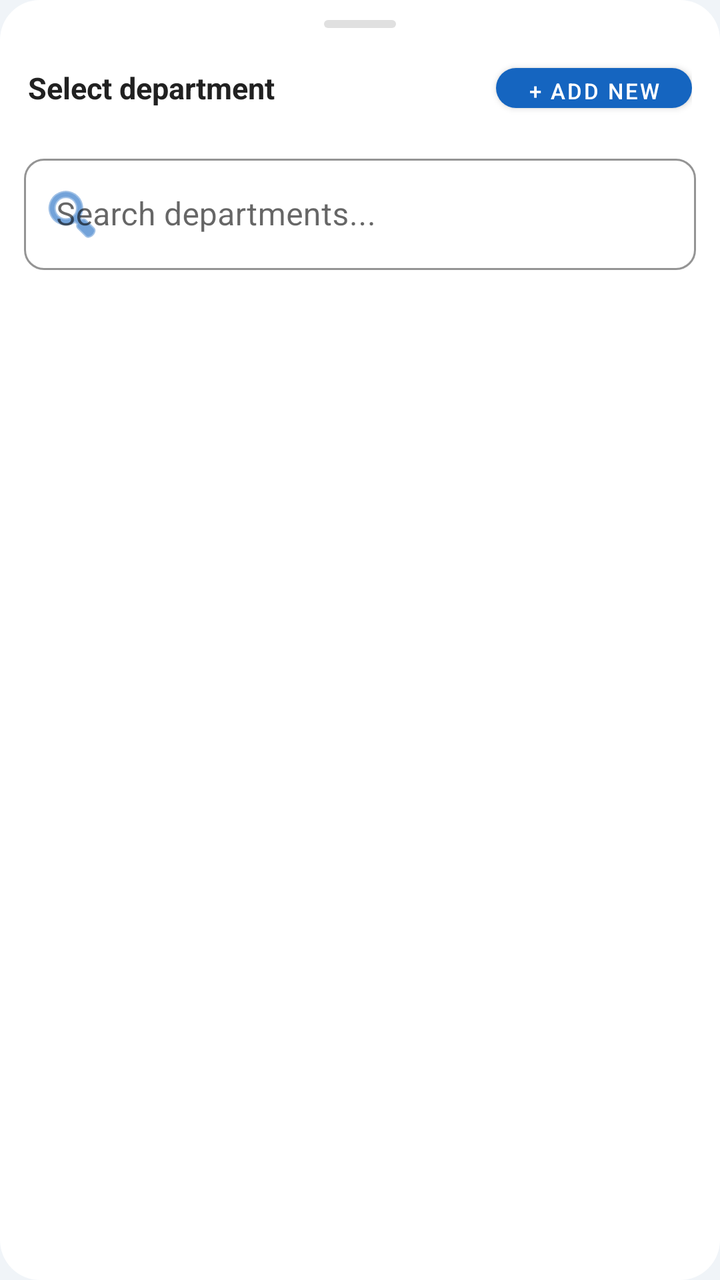
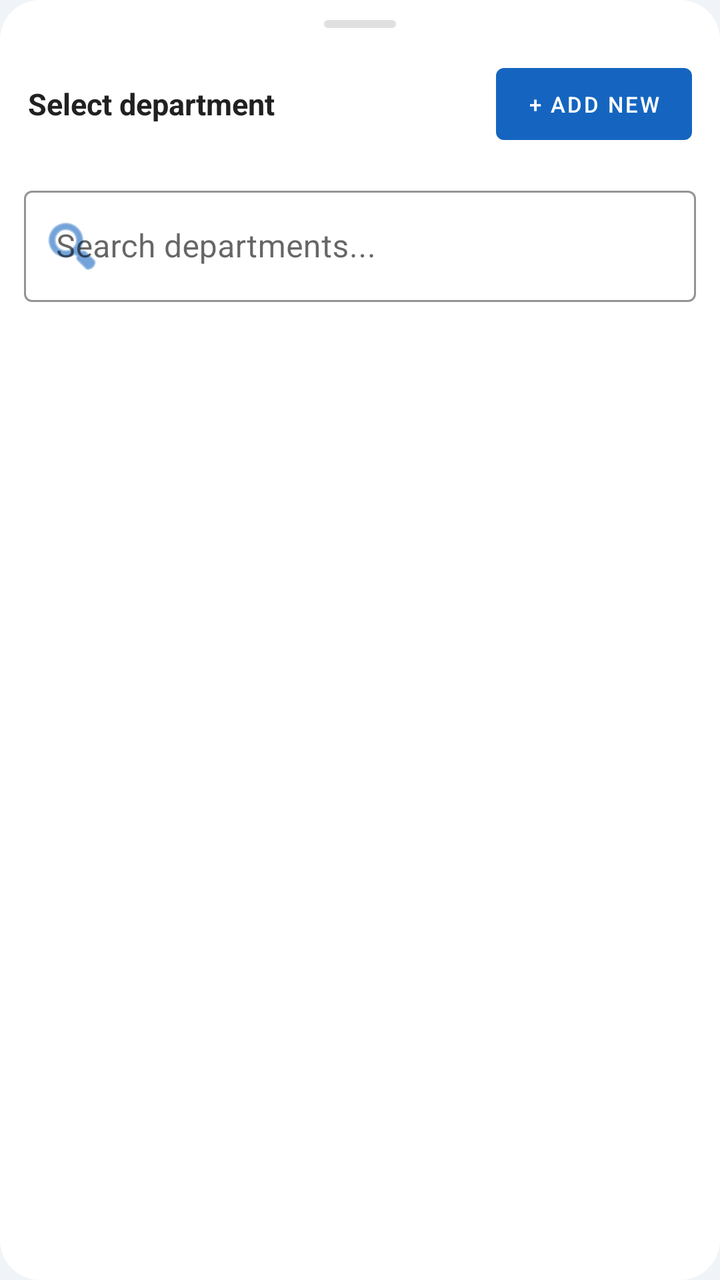

Compare the two renders of this Android layout. The source of the first and the diff that turns it into the second are given below.
<!-- AndroidManifest.xml: application theme Theme.EmpManager -->
<!-- res/layout/bottomsheet_department.xml -->
<?xml version="1.0" encoding="utf-8"?>
<LinearLayout
    xmlns:android="http://schemas.android.com/apk/res/android"
    xmlns:app="http://schemas.android.com/apk/res-auto"
    android:layout_width="match_parent"
    android:layout_height="wrap_content"
    android:orientation="vertical"
    android:background="@drawable/bg_dialog">

    
    <View
        android:layout_width="36dp"
        android:layout_height="4dp"
        android:layout_gravity="center_horizontal"
        android:layout_marginTop="10dp"
        android:background="@drawable/bg_sheet_handle"/>

    
    <LinearLayout
        android:layout_width="match_parent"
        android:layout_height="wrap_content"
        android:orientation="horizontal"
        android:gravity="center_vertical"
        android:padding="14dp">

        <TextView
            android:id="@+id/tvSheetTitle"
            android:layout_width="0dp"
            android:layout_height="wrap_content"
            android:layout_weight="1"
            android:text="Select department"
            android:textSize="15sp"
            android:textStyle="bold"
            android:textColor="#212121"/>

        <com.google.android.material.button.MaterialButton
            android:id="@+id/btnAddDept"
            android:layout_width="wrap_content"
            android:layout_height="32dp"
            android:text="+ Add new"
            android:textSize="11sp"
            android:textColor="#FFFFFF"
            app:cornerRadius="20dp"
            app:backgroundTint="#1565C0"/>
    </LinearLayout>

    
    <com.google.android.material.textfield.TextInputLayout
        android:id="@+id/tilSearch"
        style="@style/Widget.MaterialComponents.TextInputLayout.OutlinedBox"
        android:layout_width="match_parent"
        android:layout_height="wrap_content"
        android:layout_marginStart="12dp"
        android:layout_marginEnd="12dp"
        android:layout_marginBottom="8dp"
        android:hint="Search departments..."
        app:startIconDrawable="@android:drawable/ic_menu_search"
        app:startIconTint="#1565C0"
        app:boxCornerRadiusTopStart="10dp"
        app:boxCornerRadiusTopEnd="10dp"
        app:boxCornerRadiusBottomStart="10dp"
        app:boxCornerRadiusBottomEnd="10dp"
        app:boxStrokeColor="#1565C0">
        <com.google.android.material.textfield.TextInputEditText
            android:id="@+id/etSearch"
            android:layout_width="match_parent"
            android:layout_height="wrap_content"
            android:inputType="text"/>
    </com.google.android.material.textfield.TextInputLayout>

    
    <LinearLayout
        android:id="@+id/layoutAddForm"
        android:layout_width="match_parent"
        android:layout_height="wrap_content"
        android:orientation="vertical"
        android:background="@drawable/bg_add_form"
        android:padding="12dp"
        android:layout_marginStart="12dp"
        android:layout_marginEnd="12dp"
        android:layout_marginBottom="8dp"
        android:visibility="gone">

        <TextView
            android:layout_width="wrap_content"
            android:layout_height="wrap_content"
            android:text="Add new department"
            android:textSize="12sp"
            android:textStyle="bold"
            android:textColor="#1565C0"
            android:layout_marginBottom="8dp"/>

        <com.google.android.material.textfield.TextInputLayout
            android:id="@+id/tilDeptName"
            style="@style/Widget.MaterialComponents.TextInputLayout.OutlinedBox"
            android:layout_width="match_parent"
            android:layout_height="wrap_content"
            android:layout_marginBottom="8dp"
            android:hint="Department name *"
            app:boxCornerRadiusTopStart="8dp"
            app:boxCornerRadiusTopEnd="8dp"
            app:boxCornerRadiusBottomStart="8dp"
            app:boxCornerRadiusBottomEnd="8dp"
            app:boxStrokeColor="#1565C0"
            app:hintTextColor="#1565C0">
            <com.google.android.material.textfield.TextInputEditText
                android:id="@+id/etDeptName"
                android:layout_width="match_parent"
                android:layout_height="wrap_content"
                android:imeOptions="actionNext"/>
        </com.google.android.material.textfield.TextInputLayout>

        <com.google.android.material.textfield.TextInputLayout
            android:id="@+id/tilDeptDesc"
            style="@style/Widget.MaterialComponents.TextInputLayout.OutlinedBox"
            android:layout_width="match_parent"
            android:layout_height="wrap_content"
            android:layout_marginBottom="8dp"
            android:hint="Description (optional)"
            app:boxCornerRadiusTopStart="8dp"
            app:boxCornerRadiusTopEnd="8dp"
            app:boxCornerRadiusBottomStart="8dp"
            app:boxCornerRadiusBottomEnd="8dp"
            app:boxStrokeColor="#1565C0">
            <com.google.android.material.textfield.TextInputEditText
                android:id="@+id/etDeptDesc"
                android:layout_width="match_parent"
                android:layout_height="wrap_content"
                android:imeOptions="actionDone"/>
        </com.google.android.material.textfield.TextInputLayout>

        <LinearLayout
            android:layout_width="match_parent"
            android:layout_height="wrap_content"
            android:orientation="horizontal">

            <com.google.android.material.button.MaterialButton
                android:id="@+id/btnCancelAdd"
                style="@style/Widget.MaterialComponents.Button.OutlinedButton"
                android:layout_width="0dp"
                android:layout_height="40dp"
                android:layout_weight="1"
                android:layout_marginEnd="6dp"
                android:text="Cancel"
                android:textColor="#757575"
                app:strokeColor="#BDBDBD"
                app:cornerRadius="8dp"/>

            <com.google.android.material.button.MaterialButton
                android:id="@+id/btnSaveAdd"
                android:layout_width="0dp"
                android:layout_height="40dp"
                android:layout_weight="1"
                android:text="Save"
                app:cornerRadius="8dp"
                app:backgroundTint="#1565C0"/>
        </LinearLayout>
    </LinearLayout>

    
    <androidx.recyclerview.widget.RecyclerView
        android:id="@+id/rvDepartments"
        android:layout_width="match_parent"
        android:layout_height="wrap_content"
        android:maxHeight="280dp"
        android:nestedScrollingEnabled="false"
        android:layout_marginBottom="16dp"/>

</LinearLayout>
<!-- resources referenced by this layout -->
<resources>
  <!-- drawable bg_add_form (drawable) -->
  <?xml version="1.0" encoding="utf-8"?>
  <shape xmlns:android="http://schemas.android.com/apk/res/android"
      android:shape="rectangle">
      <solid android:color="#F0F7FF"/>
      <corners android:radius="12dp"/>
      <stroke android:width="0.5dp" android:color="#85B7EB"/>
  </shape>
  <!-- drawable bg_dialog (drawable) -->
  <?xml version="1.0" encoding="utf-8"?>
  <shape xmlns:android="http://schemas.android.com/apk/res/android"
      android:shape="rectangle">
      <solid android:color="#FFFFFF"/>
      <corners android:radius="20dp"/>
  </shape>
  <!-- drawable bg_sheet_handle (drawable) -->
  <?xml version="1.0" encoding="utf-8"?>
  <shape xmlns:android="http://schemas.android.com/apk/res/android"
      android:shape="rectangle">
      <solid android:color="#E0E0E0"/>
      <corners android:radius="2dp"/>
  </shape>
  <style name="Theme.EmpManager" parent="Theme.MaterialComponents.Light.NoActionBar">
          <item name="colorPrimary">@color/primary</item>
          <item name="colorPrimaryVariant">@color/primary_dark</item>
          <item name="colorOnPrimary">@color/white</item>
          <item name="colorSecondary">@color/accent</item>
          <item name="android:windowBackground">@color/background</item>
      </style>
  <color name="primary">#1565C0</color>
  <color name="primary_dark">#0D47A1</color>
  <color name="white">#FFFFFFFF</color>
  <color name="accent">#FF6F00</color>
  <color name="background">#F0F4F8</color>
</resources>

<!-- the commit's change to res/layout/bottomsheet_department.xml (unified diff, before → after) -->
@@ -36,11 +36,11 @@
         <com.google.android.material.button.MaterialButton
             android:id="@+id/btnAddDept"
             android:layout_width="wrap_content"
-            android:layout_height="32dp"
+            android:layout_height="wrap_content"
             android:text="+ Add new"
             android:textSize="11sp"
             android:textColor="#FFFFFF"
-            app:cornerRadius="20dp"
+            app:cornerRadius="4dp"
             app:backgroundTint="#1565C0"/>
     </LinearLayout>
 
@@ -56,10 +56,10 @@
         android:hint="Search departments..."
         app:startIconDrawable="@android:drawable/ic_menu_search"
         app:startIconTint="#1565C0"
-        app:boxCornerRadiusTopStart="10dp"
-        app:boxCornerRadiusTopEnd="10dp"
-        app:boxCornerRadiusBottomStart="10dp"
-        app:boxCornerRadiusBottomEnd="10dp"
+        app:boxCornerRadiusTopStart="4dp"
+        app:boxCornerRadiusTopEnd="4dp"
+        app:boxCornerRadiusBottomStart="4dp"
+        app:boxCornerRadiusBottomEnd="4dp"
         app:boxStrokeColor="#1565C0">
         <com.google.android.material.textfield.TextInputEditText
             android:id="@+id/etSearch"
@@ -97,10 +97,10 @@
             android:layout_height="wrap_content"
             android:layout_marginBottom="8dp"
             android:hint="Department name *"
-            app:boxCornerRadiusTopStart="8dp"
-            app:boxCornerRadiusTopEnd="8dp"
-            app:boxCornerRadiusBottomStart="8dp"
-            app:boxCornerRadiusBottomEnd="8dp"
+            app:boxCornerRadiusTopStart="4dp"
+            app:boxCornerRadiusTopEnd="4dp"
+            app:boxCornerRadiusBottomStart="4dp"
+            app:boxCornerRadiusBottomEnd="4dp"
             app:boxStrokeColor="#1565C0"
             app:hintTextColor="#1565C0">
             <com.google.android.material.textfield.TextInputEditText
@@ -117,10 +117,10 @@
             android:layout_height="wrap_content"
             android:layout_marginBottom="8dp"
             android:hint="Description (optional)"
-            app:boxCornerRadiusTopStart="8dp"
-            app:boxCornerRadiusTopEnd="8dp"
-            app:boxCornerRadiusBottomStart="8dp"
-            app:boxCornerRadiusBottomEnd="8dp"
+            app:boxCornerRadiusTopStart="4dp"
+            app:boxCornerRadiusTopEnd="4dp"
+            app:boxCornerRadiusBottomStart="4dp"
+            app:boxCornerRadiusBottomEnd="4dp"
             app:boxStrokeColor="#1565C0">
             <com.google.android.material.textfield.TextInputEditText
                 android:id="@+id/etDeptDesc"
@@ -138,21 +138,21 @@
                 android:id="@+id/btnCancelAdd"
                 style="@style/Widget.MaterialComponents.Button.OutlinedButton"
                 android:layout_width="0dp"
-                android:layout_height="40dp"
+                android:layout_height="wrap_content"
                 android:layout_weight="1"
                 android:layout_marginEnd="6dp"
                 android:text="Cancel"
                 android:textColor="#757575"
                 app:strokeColor="#BDBDBD"
-                app:cornerRadius="8dp"/>
+                app:cornerRadius="4dp"/>
 
             <com.google.android.material.button.MaterialButton
                 android:id="@+id/btnSaveAdd"
                 android:layout_width="0dp"
-                android:layout_height="40dp"
+                android:layout_height="wrap_content"
                 android:layout_weight="1"
                 android:text="Save"
-                app:cornerRadius="8dp"
+                app:cornerRadius="4dp"
                 app:backgroundTint="#1565C0"/>
         </LinearLayout>
     </LinearLayout>
